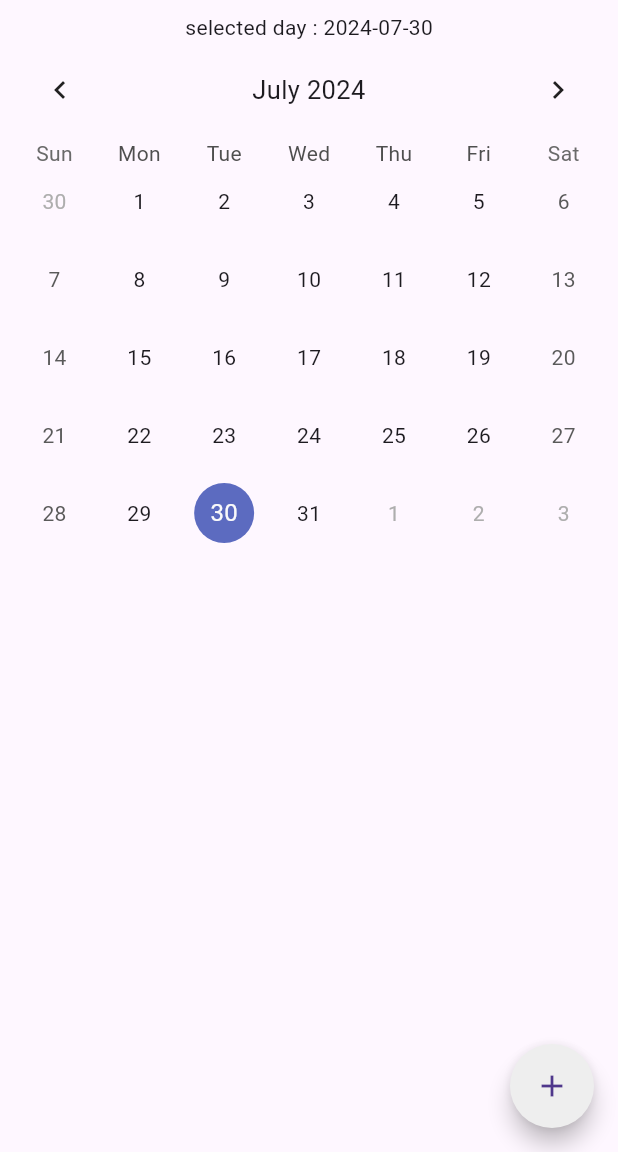
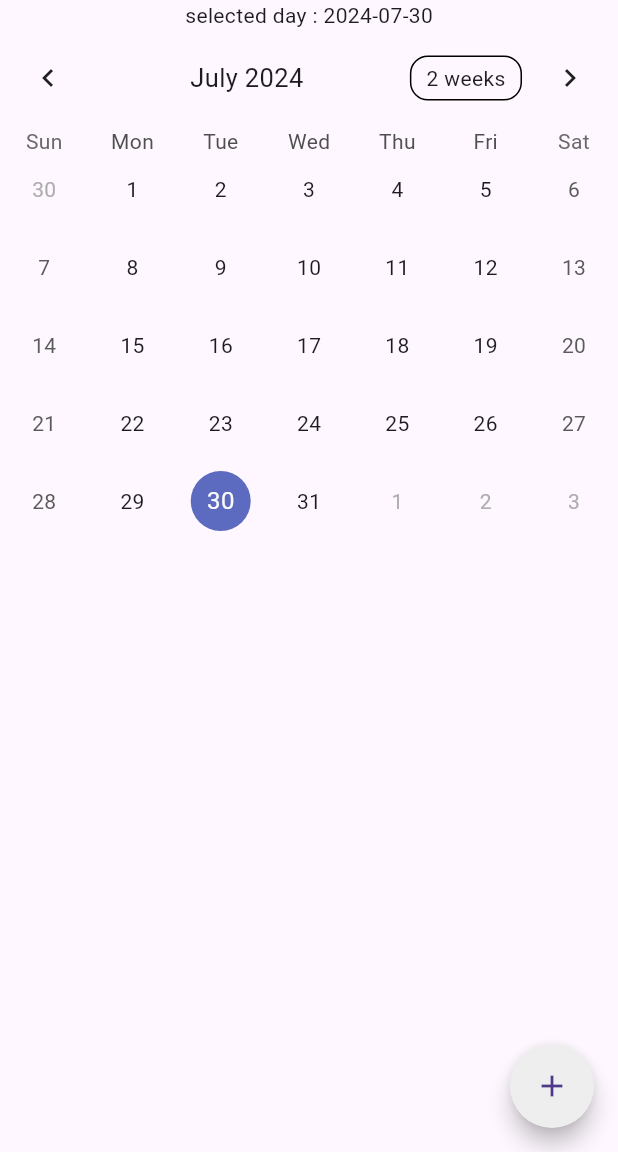
Before and after one commit to paulantony066/familyEventApp, a Flutter app: the screen it shows after launch, on a phone screen of 412 x 824 dp, the part 84-1236 px from its top. Run offline on Flutter 3.47's test engine with Material 3 defaults, Android fonts, the phone set to English and light mode, and no system bars; drawn by our look-alikes of table_calendar.

Commit message:
half done

```diff
--- a/lib/events.dart
+++ b/lib/events.dart
@@ -1,4 +1,6 @@
 class Event{
-  final String name;
-  Event(this.name);
+  final String title;
+  const Event(this.title);
+  @override
+  String toString() => title;
 }
--- a/lib/main.dart
+++ b/lib/main.dart
@@ -1,4 +1,7 @@
+import 'dart:convert';
+
 import 'package:flutter/material.dart';
+import 'package:intl/intl.dart';
 import 'package:table_calendar/table_calendar.dart';
 
 import 'events.dart';
@@ -18,17 +21,35 @@ class MyApp extends StatefulWidget {
 }
 
 class _MyAppState extends State<MyApp> {
-  DateTime today = DateTime.now();
-  DateTime? _selectedDay;
-  Map<DateTime, List<Event>> events = {};
+  DateTime _focusedDay = DateTime.now();
+  late DateTime _selectedDate ;
   late final ValueNotifier<List<Event>> _selectedEvent;
+  @override
+  void initState() {
+    // TODO: implement initState
+    super.initState();
+    _selectedDate=_focusedDay;
+    _selectedEvent = ValueNotifier(_getEventsForDay(_selectedDate));
+  }
+  Map<DateTime, List<Event>> events={};
+
+  List<Event> _getEventsForDay(DateTime day){
+    //get events from selected date
+      return events[day]?? [];
+  }
   TextEditingController eventController = TextEditingController();
-  void _onDaySelected(DateTime day,DateTime focusedDay){
+  void _onDaySelected(DateTime selectedDay,DateTime focusedDay){
+    if(!isSameDay(_selectedDate, selectedDay)) {
       setState(() {
-      today = day;
-
+        _selectedDate=selectedDay;
+        _focusedDay = focusedDay;
+        _selectedEvent.value=_getEventsForDay(selectedDay);
       });
     }
+  }
+
+  CalendarFormat _calendarFormat = CalendarFormat.month;
+
   @override
   Widget build(BuildContext context) {
     return Scaffold(
@@ -60,9 +81,22 @@ class _MyAppState extends State<MyApp> {
                         backgroundColor: Colors.grey[200]
                       ),
                       onPressed: (){
-                        //passing event and day into list map variable
-                        events.addAll({_selectedDay!: [Event(eventController.text)]});
+                        if(eventController.text.isEmpty) {
+                          ScaffoldMessenger.of(context).showSnackBar(
+                              SnackBar(
+                                backgroundColor: Colors.grey[300],
+                                content: Text("Field is empty",
+                                  style: TextStyle(color: Colors.black,
+                                      fontWeight: FontWeight.bold),),
+                                duration: Duration(seconds: 2),
+                              ));
+                        }
+
+                          //adds event to list map
+                          events.addAll({_selectedDate!: [Event(eventController.text)]});
                           Navigator.of(context).pop();
+                          _selectedEvent.value = _getEventsForDay(_selectedDate!);
+
                       },
                       child: Text("ADD EVENT",style: TextStyle(color: Colors.black),
                       ),
@@ -74,28 +108,53 @@ class _MyAppState extends State<MyApp> {
           child: Icon(Icons.add),
           backgroundColor: Colors.grey[200],
           ),
-        body: content(),
-      );
-  }
-
-  Widget content(){
-    return Padding(
-      padding: const EdgeInsets.all(8.0),
-      child: Column(
+        body: Column(
           children: [
-          Text("selected day : "+today.toString().split(" ")[0]),
-          Container(
-            child: TableCalendar(
-                headerStyle: HeaderStyle(formatButtonVisible: false, titleCentered: true,),
+          Text("selected day : "+_focusedDay.toString().split(" ")[0]),
+              TableCalendar(
+              headerStyle: HeaderStyle( titleCentered: true,),
               availableGestures: AvailableGestures.all,
-                selectedDayPredicate: (day)=>isSameDay(day, today),
-                focusedDay: today,
+              focusedDay: _focusedDay,
+              calendarFormat: _calendarFormat,
               firstDay: DateTime.utc(2000,01,01),
               lastDay: DateTime.utc(2050,12,12),
-                onDaySelected: _onDaySelected,),
+              onDaySelected: _onDaySelected,
+              selectedDayPredicate: (day)=>isSameDay(_selectedDate, day),
+              onFormatChanged: (format){
+                if(_calendarFormat!=format)
+                {
+                  setState(() {
+                    _calendarFormat=format;
+                  });
+                }
+              },
+              onPageChanged: (focusedDay){
+                _focusedDay=focusedDay;
+              },
             ),
+
+
+          Expanded(
+            child: ValueListenableBuilder<List<Event>>(
+                valueListenable: _selectedEvent, builder: (context, value,_){
+              return ListView.builder(itemCount: value.length,itemBuilder: (context,index){
+                return Container(
+                  margin: EdgeInsets.symmetric(horizontal: 12,vertical: 4),
+                  decoration: BoxDecoration(border: Border.all(),borderRadius: BorderRadius.circular(12.00)),
+                  child: ListTile(
+                    onTap: ()=>print(""),
+                    title: Text('${value[index]}'),) ,
+                );
+              });
+            }),
+          )
+
+
+
           ],
         ),
       );
   }
+
+
 }
--- a/pubspec.yaml
+++ b/pubspec.yaml
@@ -36,6 +36,7 @@ dependencies:
   # Use with the CupertinoIcons class for iOS style icons.
   cupertino_icons: ^1.0.6
   table_calendar: ^3.1.2
+  intl: ^0.19.0
 
 dev_dependencies:
   flutter_test:
```
Also changed, not shown: pubspec.lock. Lines whose indentation alone changed are shown as unchanged.
